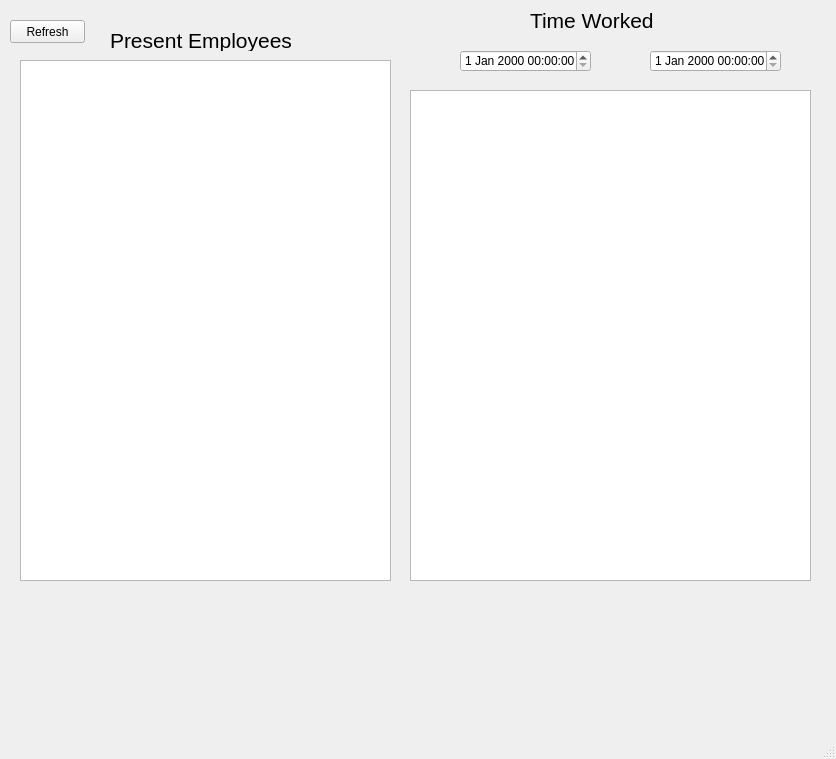
This is front-end/WorkingTime.ui in kmachnicki/work-time-guardian as Qt 5 draws it before an edit. The edited form follows.
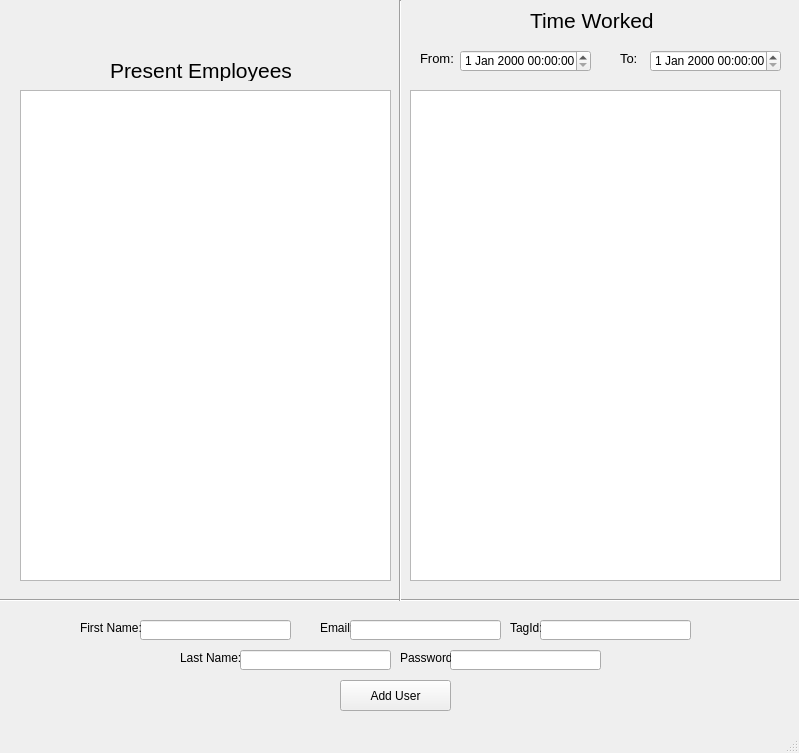
This is the edited form.

Commit message: Added adding users functionality, and minor fixes

The edit to the form file:
```diff
--- a/front-end/WorkingTime.ui
+++ b/front-end/WorkingTime.ui
@@ -6,34 +6,21 @@
    <rect>
     <x>0</x>
     <y>0</y>
-    <width>836</width>
-    <height>759</height>
+    <width>799</width>
+    <height>753</height>
    </rect>
   </property>
   <property name="windowTitle">
    <string>WorkingTime</string>
   </property>
   <widget class="QWidget" name="centralwidget">
-   <widget class="QPushButton" name="_buttonRefresh">
-    <property name="geometry">
-     <rect>
-      <x>10</x>
-      <y>20</y>
-      <width>75</width>
-      <height>23</height>
-     </rect>
-    </property>
-    <property name="text">
-     <string>Refresh</string>
-    </property>
-   </widget>
    <widget class="QTableWidget" name="_tablePresentEmployee">
     <property name="geometry">
      <rect>
       <x>20</x>
-      <y>60</y>
+      <y>90</y>
       <width>371</width>
-      <height>521</height>
+      <height>491</height>
      </rect>
     </property>
    </widget>
@@ -41,7 +28,7 @@
     <property name="geometry">
      <rect>
       <x>110</x>
-      <y>30</y>
+      <y>60</y>
       <width>181</width>
       <height>21</height>
      </rect>
@@ -60,7 +47,7 @@
      <rect>
       <x>410</x>
       <y>90</y>
-      <width>401</width>
+      <width>371</width>
       <height>491</height>
      </rect>
     </property>
@@ -103,6 +90,207 @@
      </rect>
     </property>
    </widget>
+   <widget class="QLabel" name="label_3">
+    <property name="geometry">
+     <rect>
+      <x>420</x>
+      <y>50</y>
+      <width>41</width>
+      <height>16</height>
+     </rect>
+    </property>
+    <property name="font">
+     <font>
+      <pointsize>10</pointsize>
+     </font>
+    </property>
+    <property name="text">
+     <string>From:</string>
+    </property>
+   </widget>
+   <widget class="QLabel" name="label_4">
+    <property name="geometry">
+     <rect>
+      <x>620</x>
+      <y>50</y>
+      <width>31</width>
+      <height>16</height>
+     </rect>
+    </property>
+    <property name="font">
+     <font>
+      <pointsize>10</pointsize>
+     </font>
+    </property>
+    <property name="text">
+     <string>To:</string>
+    </property>
+   </widget>
+   <widget class="QPushButton" name="_addUserButton">
+    <property name="geometry">
+     <rect>
+      <x>340</x>
+      <y>680</y>
+      <width>111</width>
+      <height>31</height>
+     </rect>
+    </property>
+    <property name="text">
+     <string>Add User</string>
+    </property>
+   </widget>
+   <widget class="QLineEdit" name="_firstNameEdit">
+    <property name="geometry">
+     <rect>
+      <x>140</x>
+      <y>620</y>
+      <width>151</width>
+      <height>20</height>
+     </rect>
+    </property>
+   </widget>
+   <widget class="Line" name="line">
+    <property name="geometry">
+     <rect>
+      <x>0</x>
+      <y>590</y>
+      <width>821</width>
+      <height>20</height>
+     </rect>
+    </property>
+    <property name="font">
+     <font>
+      <pointsize>12</pointsize>
+     </font>
+    </property>
+    <property name="orientation">
+     <enum>Qt::Horizontal</enum>
+    </property>
+   </widget>
+   <widget class="Line" name="line_2">
+    <property name="geometry">
+     <rect>
+      <x>390</x>
+      <y>0</y>
+      <width>20</width>
+      <height>601</height>
+     </rect>
+    </property>
+    <property name="orientation">
+     <enum>Qt::Vertical</enum>
+    </property>
+   </widget>
+   <widget class="QLabel" name="label_5">
+    <property name="geometry">
+     <rect>
+      <x>80</x>
+      <y>620</y>
+      <width>61</width>
+      <height>16</height>
+     </rect>
+    </property>
+    <property name="text">
+     <string>First Name:</string>
+    </property>
+   </widget>
+   <widget class="QLineEdit" name="_lastNameEdit">
+    <property name="geometry">
+     <rect>
+      <x>240</x>
+      <y>650</y>
+      <width>151</width>
+      <height>20</height>
+     </rect>
+    </property>
+   </widget>
+   <widget class="QLabel" name="label_6">
+    <property name="geometry">
+     <rect>
+      <x>180</x>
+      <y>650</y>
+      <width>61</width>
+      <height>16</height>
+     </rect>
+    </property>
+    <property name="text">
+     <string>Last Name:</string>
+    </property>
+   </widget>
+   <widget class="QLineEdit" name="_emailEdit">
+    <property name="geometry">
+     <rect>
+      <x>350</x>
+      <y>620</y>
+      <width>151</width>
+      <height>20</height>
+     </rect>
+    </property>
+   </widget>
+   <widget class="QLabel" name="label_7">
+    <property name="geometry">
+     <rect>
+      <x>320</x>
+      <y>620</y>
+      <width>31</width>
+      <height>16</height>
+     </rect>
+    </property>
+    <property name="text">
+     <string>Email:</string>
+    </property>
+   </widget>
+   <widget class="QLineEdit" name="_passwordEdit">
+    <property name="geometry">
+     <rect>
+      <x>450</x>
+      <y>650</y>
+      <width>151</width>
+      <height>20</height>
+     </rect>
+    </property>
+    <property name="inputMethodHints">
+     <set>Qt::ImhPreferNumbers</set>
+    </property>
+   </widget>
+   <widget class="QLabel" name="label_8">
+    <property name="geometry">
+     <rect>
+      <x>400</x>
+      <y>650</y>
+      <width>51</width>
+      <height>16</height>
+     </rect>
+    </property>
+    <property name="text">
+     <string>Password:</string>
+    </property>
+   </widget>
+   <widget class="QLineEdit" name="_tagIdEdit">
+    <property name="geometry">
+     <rect>
+      <x>540</x>
+      <y>620</y>
+      <width>151</width>
+      <height>20</height>
+     </rect>
+    </property>
+    <property name="text">
+     <string/>
+    </property>
+   </widget>
+   <widget class="QLabel" name="label_9">
+    <property name="geometry">
+     <rect>
+      <x>510</x>
+      <y>620</y>
+      <width>31</width>
+      <height>16</height>
+     </rect>
+    </property>
+    <property name="text">
+     <string>TagId:</string>
+    </property>
+   </widget>
   </widget>
   <widget class="QMenuBar" name="menubar">
    <property name="geometry">
```
Left out of the diff: 2 changed lines with no effect on the pictures. The commit also changes 2 other files.
